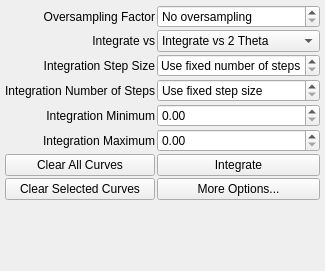
This is source/qxrdintegratordialog.ui in guyjennings/qxrd as Qt 5 draws it before an edit. The edited form follows.
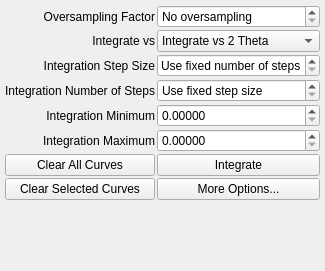
This is the edited form. Custom widgets are drawn as their Qt base class.

Patch:
```diff
--- a/source/qxrdintegratordialog.ui
+++ b/source/qxrdintegratordialog.ui
@@ -6,7 +6,7 @@
    <rect>
     <x>0</x>
     <y>0</y>
-    <width>293</width>
+    <width>297</width>
     <height>271</height>
    </rect>
   </property>
@@ -165,6 +165,9 @@
        <string>Start value for integration
 script property integrator.integrationMinimum</string>
       </property>
+      <property name="decimals">
+       <number>5</number>
+      </property>
       <property name="maximum">
        <double>10000.000000000000000</double>
       </property>
@@ -176,6 +179,9 @@
        <string>Ending value for integration range
 script property integrator.integrationMaximum</string>
       </property>
+      <property name="decimals">
+       <number>5</number>
+      </property>
       <property name="maximum">
        <double>10000.000000000000000</double>
       </property>
```
Left out of the diff: 11 changed lines with no effect on the pictures.
